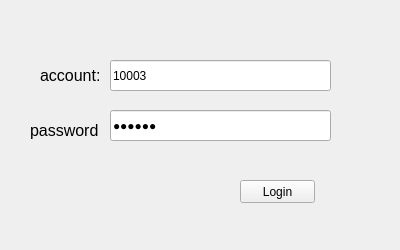
Before: the Qt Designer form ChatRoom/ChatClient/ui/loginform.ui in G-Club/CorCPP, drawn with Qt 5.
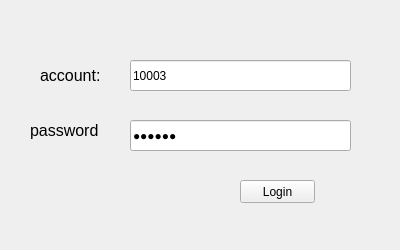
After: the same form once the commit is applied.

The edit to the form file:
```diff
--- a/ChatRoom/ChatClient/ui/loginform.ui
+++ b/ChatRoom/ChatClient/ui/loginform.ui
@@ -33,7 +33,7 @@
    <widget class="QLineEdit" name="txt_account">
     <property name="geometry">
      <rect>
-      <x>110</x>
+      <x>130</x>
       <y>60</y>
       <width>221</width>
       <height>31</height>
@@ -49,8 +49,8 @@
    <widget class="QLineEdit" name="txt_pwd">
     <property name="geometry">
      <rect>
-      <x>110</x>
-      <y>110</y>
+      <x>130</x>
+      <y>120</y>
       <width>221</width>
       <height>31</height>
      </rect>
@@ -94,7 +94,7 @@
      <rect>
       <x>30</x>
       <y>110</y>
-      <width>81</width>
+      <width>91</width>
       <height>41</height>
      </rect>
     </property>
```
